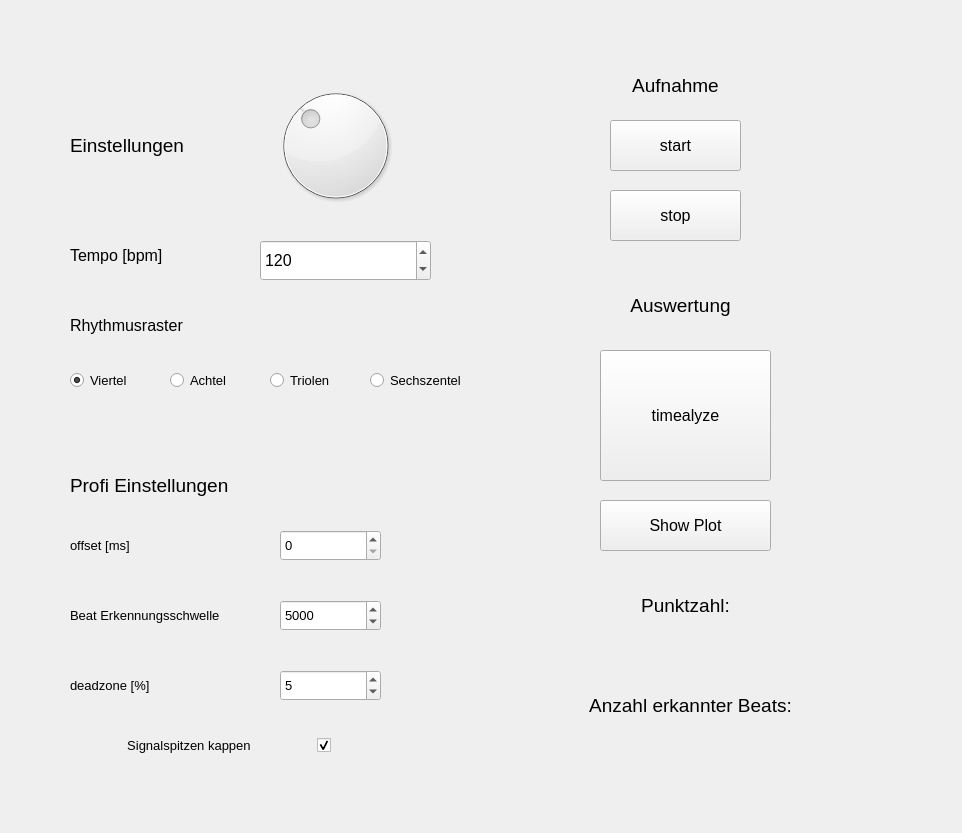
Above: main.ui from enginician/timealyze before the change. Below: the same form after it.
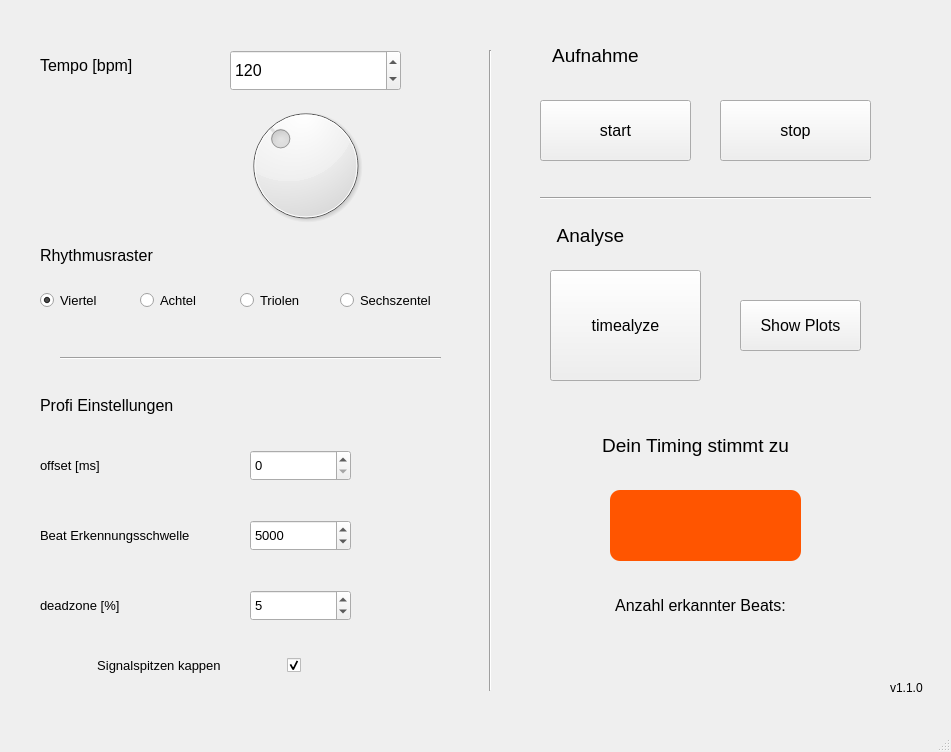
That is the form after the change.

Commit message: Added score system, cleaned up UI even more.

```diff
--- a/main.ui
+++ b/main.ui
@@ -1,81 +1,25 @@
 <?xml version="1.0" encoding="UTF-8"?>
 <ui version="4.0">
- <class>Form</class>
- <widget class="QWidget" name="Form">
+ <author>Patrick Hartmann</author>
+ <class>MainWindow</class>
+ <widget class="QMainWindow" name="MainWindow">
   <property name="geometry">
    <rect>
     <x>0</x>
     <y>0</y>
-    <width>962</width>
-    <height>833</height>
+    <width>951</width>
+    <height>752</height>
    </rect>
   </property>
   <property name="windowTitle">
    <string>timealyze</string>
   </property>
-  <property name="styleSheet">
-   <string notr="true"/>
-  </property>
-  <widget class="QPushButton" name="start">
-   <property name="geometry">
-    <rect>
-     <x>610</x>
-     <y>120</y>
-     <width>131</width>
-     <height>51</height>
-    </rect>
-   </property>
-   <property name="font">
-    <font>
-     <pointsize>12</pointsize>
-    </font>
-   </property>
-   <property name="text">
-    <string>start</string>
-   </property>
-  </widget>
-  <widget class="QPushButton" name="timealyze">
-   <property name="geometry">
-    <rect>
-     <x>600</x>
-     <y>350</y>
-     <width>171</width>
-     <height>131</height>
-    </rect>
-   </property>
-   <property name="font">
-    <font>
-     <pointsize>12</pointsize>
-    </font>
-   </property>
-   <property name="text">
-    <string>timealyze</string>
-   </property>
-  </widget>
-  <widget class="QDial" name="dial">
-   <property name="geometry">
-    <rect>
-     <x>260</x>
-     <y>80</y>
-     <width>151</width>
-     <height>131</height>
-    </rect>
-   </property>
-   <property name="minimum">
-    <number>20</number>
-   </property>
-   <property name="maximum">
-    <number>300</number>
-   </property>
-   <property name="sliderPosition">
-    <number>120</number>
-   </property>
-  </widget>
+  <widget class="QWidget" name="centralwidget">
   <widget class="QLabel" name="label">
    <property name="geometry">
     <rect>
-     <x>70</x>
-     <y>230</y>
+      <x>40</x>
+      <y>40</y>
      <width>141</width>
      <height>51</height>
     </rect>
@@ -89,13 +33,37 @@
     <string>Tempo [bpm]</string>
    </property>
   </widget>
-  <widget class="QPushButton" name="stop">
+   <widget class="QSpinBox" name="bpm">
    <property name="geometry">
     <rect>
-     <x>610</x>
-     <y>190</y>
-     <width>131</width>
-     <height>51</height>
+      <x>230</x>
+      <y>50</y>
+      <width>171</width>
+      <height>41</height>
+     </rect>
+    </property>
+    <property name="font">
+     <font>
+      <pointsize>12</pointsize>
+     </font>
+    </property>
+    <property name="minimum">
+     <number>20</number>
+    </property>
+    <property name="maximum">
+     <number>300</number>
+    </property>
+    <property name="value">
+     <number>120</number>
+    </property>
+   </widget>
+   <widget class="QPushButton" name="start">
+    <property name="geometry">
+     <rect>
+      <x>540</x>
+      <y>100</y>
+      <width>151</width>
+      <height>61</height>
     </rect>
    </property>
    <property name="font">
@@ -104,15 +72,15 @@
     </font>
    </property>
    <property name="text">
-    <string>stop</string>
-   </property>
-  </widget>
-  <widget class="QLabel" name="label_4">
+     <string>start</string>
+    </property>
+   </widget>
+   <widget class="QLabel" name="label_6">
    <property name="geometry">
     <rect>
-     <x>620</x>
-     <y>60</y>
-     <width>111</width>
+      <x>490</x>
+      <y>210</y>
+      <width>201</width>
      <height>51</height>
     </rect>
    </property>
@@ -122,74 +90,35 @@
     </font>
    </property>
    <property name="text">
-    <string>Aufnahme</string>
+     <string>Analyse</string>
    </property>
    <property name="alignment">
     <set>Qt::AlignCenter</set>
    </property>
   </widget>
-  <widget class="QLabel" name="threshold_label">
+   <widget class="QPushButton" name="timealyze">
    <property name="geometry">
     <rect>
-     <x>70</x>
-     <y>590</y>
-     <width>201</width>
-     <height>51</height>
+      <x>550</x>
+      <y>270</y>
+      <width>151</width>
+      <height>111</height>
     </rect>
    </property>
    <property name="font">
     <font>
-     <pointsize>10</pointsize>
+      <pointsize>12</pointsize>
     </font>
    </property>
    <property name="text">
-    <string>Beat Erkennungsschwelle</string>
-   </property>
-  </widget>
-  <widget class="QSpinBox" name="threshold">
-   <property name="geometry">
-    <rect>
-     <x>280</x>
-     <y>600</y>
-     <width>101</width>
-     <height>31</height>
-    </rect>
-   </property>
-   <property name="font">
-    <font>
-     <pointsize>10</pointsize>
-    </font>
-   </property>
-   <property name="maximum">
-    <number>50000</number>
-   </property>
-   <property name="value">
-    <number>5000</number>
-   </property>
-  </widget>
-  <widget class="QLabel" name="label_7">
-   <property name="geometry">
-    <rect>
-     <x>70</x>
-     <y>660</y>
-     <width>171</width>
-     <height>51</height>
-    </rect>
-   </property>
-   <property name="font">
-    <font>
-     <pointsize>10</pointsize>
-    </font>
-   </property>
-   <property name="text">
-    <string>deadzone [%]</string>
+     <string>timealyze</string>
    </property>
   </widget>
   <widget class="QSpinBox" name="deadzone">
    <property name="geometry">
     <rect>
-     <x>280</x>
-     <y>670</y>
+      <x>250</x>
+      <y>590</y>
      <width>101</width>
      <height>31</height>
     </rect>
@@ -206,8 +135,8 @@
   <widget class="QLabel" name="label_8">
    <property name="geometry">
     <rect>
-     <x>70</x>
-     <y>300</y>
+      <x>40</x>
+      <y>230</y>
      <width>171</width>
      <height>51</height>
     </rect>
@@ -221,32 +150,168 @@
     <string>Rhythmusraster</string>
    </property>
   </widget>
-  <widget class="QSpinBox" name="offsetms">
+   <widget class="QRadioButton" name="eighth">
    <property name="geometry">
     <rect>
-     <x>280</x>
-     <y>530</y>
-     <width>101</width>
-     <height>31</height>
+      <x>140</x>
+      <y>290</y>
+      <width>95</width>
+      <height>20</height>
     </rect>
    </property>
    <property name="font">
     <font>
      <pointsize>10</pointsize>
     </font>
+    </property>
+    <property name="text">
+     <string>Achtel</string>
+    </property>
+   </widget>
+   <widget class="QLabel" name="numbeats">
+    <property name="geometry">
+     <rect>
+      <x>630</x>
+      <y>640</y>
+      <width>151</width>
+      <height>51</height>
+     </rect>
+    </property>
+    <property name="font">
+     <font>
+      <pointsize>12</pointsize>
+     </font>
+    </property>
+    <property name="text">
+     <string/>
+    </property>
+    <property name="alignment">
+     <set>Qt::AlignCenter</set>
+    </property>
+   </widget>
+   <widget class="QLabel" name="label_4">
+    <property name="geometry">
+     <rect>
+      <x>540</x>
+      <y>30</y>
+      <width>111</width>
+      <height>51</height>
+     </rect>
+    </property>
+    <property name="font">
+     <font>
+      <pointsize>14</pointsize>
+     </font>
+    </property>
+    <property name="text">
+     <string>Aufnahme</string>
+    </property>
+    <property name="alignment">
+     <set>Qt::AlignCenter</set>
+    </property>
+   </widget>
+   <widget class="QLabel" name="label_5">
+    <property name="geometry">
+     <rect>
+      <x>540</x>
+      <y>420</y>
+      <width>311</width>
+      <height>51</height>
+     </rect>
+    </property>
+    <property name="font">
+     <font>
+      <pointsize>14</pointsize>
+     </font>
+    </property>
+    <property name="text">
+     <string>Dein Timing stimmt zu</string>
+    </property>
+    <property name="alignment">
+     <set>Qt::AlignCenter</set>
+    </property>
+   </widget>
+   <widget class="QRadioButton" name="triplets">
+    <property name="geometry">
+     <rect>
+      <x>240</x>
+      <y>290</y>
+      <width>95</width>
+      <height>20</height>
+     </rect>
+    </property>
+    <property name="font">
+     <font>
+      <pointsize>10</pointsize>
+     </font>
+    </property>
+    <property name="text">
+     <string>Triolen</string>
+    </property>
+   </widget>
+   <widget class="QRadioButton" name="sixteenth">
+    <property name="geometry">
+     <rect>
+      <x>340</x>
+      <y>290</y>
+      <width>131</width>
+      <height>20</height>
+     </rect>
+    </property>
+    <property name="font">
+     <font>
+      <pointsize>10</pointsize>
+     </font>
+    </property>
+    <property name="text">
+     <string>Sechszentel</string>
+    </property>
+   </widget>
+   <widget class="QRadioButton" name="quarter">
+    <property name="geometry">
+     <rect>
+      <x>40</x>
+      <y>290</y>
+      <width>95</width>
+      <height>20</height>
+     </rect>
+    </property>
+    <property name="font">
+     <font>
+      <pointsize>10</pointsize>
+     </font>
+    </property>
+    <property name="text">
+     <string>Viertel</string>
+    </property>
+    <property name="checked">
+     <bool>true</bool>
+    </property>
+   </widget>
+   <widget class="QDial" name="dial">
+    <property name="geometry">
+     <rect>
+      <x>230</x>
+      <y>100</y>
+      <width>151</width>
+      <height>131</height>
+     </rect>
+    </property>
+    <property name="minimum">
+     <number>20</number>
    </property>
    <property name="maximum">
-    <number>50000</number>
-   </property>
-   <property name="value">
-    <number>0</number>
+     <number>300</number>
+    </property>
+    <property name="sliderPosition">
+     <number>120</number>
    </property>
   </widget>
   <widget class="QLabel" name="offset">
    <property name="geometry">
     <rect>
-     <x>70</x>
-     <y>520</y>
+      <x>40</x>
+      <y>440</y>
      <width>171</width>
      <height>51</height>
     </rect>
@@ -260,95 +325,110 @@
     <string>offset [ms]</string>
    </property>
   </widget>
-  <widget class="QSpinBox" name="bpm">
-   <property name="geometry">
-    <rect>
-     <x>260</x>
-     <y>240</y>
-     <width>171</width>
-     <height>41</height>
-    </rect>
-   </property>
-   <property name="font">
-    <font>
-     <pointsize>12</pointsize>
-    </font>
-   </property>
-   <property name="minimum">
-    <number>20</number>
-   </property>
-   <property name="maximum">
-    <number>300</number>
-   </property>
-   <property name="value">
-    <number>120</number>
-   </property>
-  </widget>
-  <widget class="QLabel" name="label_5">
-   <property name="geometry">
-    <rect>
-     <x>630</x>
-     <y>580</y>
-     <width>111</width>
-     <height>51</height>
-    </rect>
-   </property>
-   <property name="font">
-    <font>
-     <pointsize>14</pointsize>
-    </font>
-   </property>
-   <property name="text">
-    <string>Punktzahl:</string>
-   </property>
-   <property name="alignment">
-    <set>Qt::AlignCenter</set>
-   </property>
-  </widget>
-  <widget class="QLabel" name="score">
-   <property name="geometry">
-    <rect>
-     <x>620</x>
-     <y>630</y>
-     <width>151</width>
-     <height>51</height>
-    </rect>
-   </property>
-   <property name="font">
-    <font>
-     <pointsize>12</pointsize>
-    </font>
-   </property>
-   <property name="text">
-    <string/>
-   </property>
-   <property name="alignment">
-    <set>Qt::AlignCenter</set>
-   </property>
-  </widget>
   <widget class="QPushButton" name="showplot">
    <property name="geometry">
     <rect>
-     <x>600</x>
-     <y>500</y>
+      <x>740</x>
+      <y>300</y>
+      <width>121</width>
+      <height>51</height>
+     </rect>
+    </property>
+    <property name="font">
+     <font>
+      <pointsize>12</pointsize>
+     </font>
+    </property>
+    <property name="text">
+     <string>Show Plots</string>
+    </property>
+   </widget>
+   <widget class="QSpinBox" name="offsetms">
+    <property name="geometry">
+     <rect>
+      <x>250</x>
+      <y>450</y>
+      <width>101</width>
+      <height>31</height>
+     </rect>
+    </property>
+    <property name="font">
+     <font>
+      <pointsize>10</pointsize>
+     </font>
+    </property>
+    <property name="maximum">
+     <number>50000</number>
+    </property>
+    <property name="value">
+     <number>0</number>
+    </property>
+   </widget>
+   <widget class="QSpinBox" name="threshold">
+    <property name="geometry">
+     <rect>
+      <x>250</x>
+      <y>520</y>
+      <width>101</width>
+      <height>31</height>
+     </rect>
+    </property>
+    <property name="font">
+     <font>
+      <pointsize>10</pointsize>
+     </font>
+    </property>
+    <property name="maximum">
+     <number>50000</number>
+    </property>
+    <property name="value">
+     <number>5000</number>
+    </property>
+   </widget>
+   <widget class="QLabel" name="label_7">
+    <property name="geometry">
+     <rect>
+      <x>40</x>
+      <y>580</y>
      <width>171</width>
      <height>51</height>
     </rect>
    </property>
    <property name="font">
     <font>
+      <pointsize>10</pointsize>
+     </font>
+    </property>
+    <property name="text">
+     <string>deadzone [%]</string>
+    </property>
+   </widget>
+   <widget class="QLabel" name="label_9">
+    <property name="geometry">
+     <rect>
+      <x>560</x>
+      <y>580</y>
+      <width>281</width>
+      <height>51</height>
+     </rect>
+    </property>
+    <property name="font">
+     <font>
      <pointsize>12</pointsize>
     </font>
    </property>
    <property name="text">
-    <string>Show Plot</string>
+     <string>Anzahl erkannter Beats:</string>
+    </property>
+    <property name="alignment">
+     <set>Qt::AlignCenter</set>
    </property>
   </widget>
   <widget class="QCheckBox" name="cappeaks">
    <property name="geometry">
     <rect>
-     <x>40</x>
-     <y>730</y>
+      <x>10</x>
+      <y>650</y>
      <width>291</width>
      <height>31</height>
     </rect>
@@ -371,180 +451,159 @@
     <bool>true</bool>
    </property>
   </widget>
-  <widget class="QRadioButton" name="quarter">
-   <property name="geometry">
-    <rect>
-     <x>70</x>
-     <y>370</y>
-     <width>95</width>
-     <height>20</height>
-    </rect>
-   </property>
-   <property name="font">
-    <font>
-     <pointsize>10</pointsize>
-    </font>
-   </property>
-   <property name="text">
-    <string>Viertel</string>
-   </property>
-   <property name="checked">
-    <bool>true</bool>
-   </property>
-  </widget>
-  <widget class="QRadioButton" name="eighth">
-   <property name="geometry">
-    <rect>
-     <x>170</x>
-     <y>370</y>
-     <width>95</width>
-     <height>20</height>
-    </rect>
-   </property>
-   <property name="font">
-    <font>
-     <pointsize>10</pointsize>
-    </font>
-   </property>
-   <property name="text">
-    <string>Achtel</string>
-   </property>
-  </widget>
-  <widget class="QRadioButton" name="triplets">
-   <property name="geometry">
-    <rect>
-     <x>270</x>
-     <y>370</y>
-     <width>95</width>
-     <height>20</height>
-    </rect>
-   </property>
-   <property name="font">
-    <font>
-     <pointsize>10</pointsize>
-    </font>
-   </property>
-   <property name="text">
-    <string>Triolen</string>
-   </property>
-  </widget>
-  <widget class="QRadioButton" name="sixteenth">
-   <property name="geometry">
-    <rect>
-     <x>370</x>
-     <y>370</y>
-     <width>131</width>
-     <height>20</height>
-    </rect>
-   </property>
-   <property name="font">
-    <font>
-     <pointsize>10</pointsize>
-    </font>
-   </property>
-   <property name="text">
-    <string>Sechszentel</string>
-   </property>
-  </widget>
   <widget class="QLabel" name="label_2">
    <property name="geometry">
     <rect>
-     <x>70</x>
-     <y>460</y>
-     <width>181</width>
+      <x>40</x>
+      <y>380</y>
+      <width>211</width>
      <height>51</height>
     </rect>
    </property>
    <property name="font">
     <font>
-     <pointsize>14</pointsize>
+      <pointsize>12</pointsize>
     </font>
    </property>
    <property name="text">
     <string>Profi Einstellungen</string>
    </property>
   </widget>
-  <widget class="QLabel" name="label_6">
+   <widget class="QPushButton" name="stop">
    <property name="geometry">
     <rect>
-     <x>580</x>
-     <y>280</y>
+      <x>720</x>
+      <y>100</y>
+      <width>151</width>
+      <height>61</height>
+     </rect>
+    </property>
+    <property name="font">
+     <font>
+      <pointsize>12</pointsize>
+     </font>
+    </property>
+    <property name="text">
+     <string>stop</string>
+    </property>
+   </widget>
+   <widget class="QLabel" name="threshold_label">
+    <property name="geometry">
+     <rect>
+      <x>40</x>
+      <y>510</y>
      <width>201</width>
      <height>51</height>
     </rect>
    </property>
    <property name="font">
     <font>
+      <pointsize>10</pointsize>
+     </font>
+    </property>
+    <property name="text">
+     <string>Beat Erkennungsschwelle</string>
+    </property>
+   </widget>
+   <widget class="QLabel" name="score">
+    <property name="geometry">
+     <rect>
+      <x>610</x>
+      <y>490</y>
+      <width>191</width>
+      <height>71</height>
+     </rect>
+    </property>
+    <property name="font">
+     <font>
      <pointsize>14</pointsize>
-    </font>
-   </property>
+      <weight>75</weight>
+      <bold>true</bold>
+     </font>
+    </property>
+    <property name="styleSheet">
+     <string notr="true">background-color: rgb(255, 85, 0);
+border-radius: 10px;
+min-height: 40px;
+min-width: 40px;</string>
+    </property>
+    <property name="frameShape">
+     <enum>QFrame::StyledPanel</enum>
+    </property>
+    <property name="frameShadow">
+     <enum>QFrame::Raised</enum>
+    </property>
    <property name="text">
-    <string>Auswertung</string>
+     <string/>
    </property>
    <property name="alignment">
     <set>Qt::AlignCenter</set>
    </property>
   </widget>
+   <widget class="Line" name="line">
+    <property name="geometry">
+     <rect>
+      <x>60</x>
+      <y>350</y>
+      <width>381</width>
+      <height>16</height>
+     </rect>
+    </property>
+    <property name="orientation">
+     <enum>Qt::Horizontal</enum>
+    </property>
+   </widget>
+   <widget class="Line" name="line_2">
+    <property name="geometry">
+     <rect>
+      <x>480</x>
+      <y>50</y>
+      <width>20</width>
+      <height>641</height>
+     </rect>
+    </property>
+    <property name="orientation">
+     <enum>Qt::Vertical</enum>
+    </property>
+   </widget>
+   <widget class="Line" name="line_3">
+    <property name="geometry">
+     <rect>
+      <x>540</x>
+      <y>190</y>
+      <width>331</width>
+      <height>16</height>
+     </rect>
+    </property>
+    <property name="orientation">
+     <enum>Qt::Horizontal</enum>
+    </property>
+   </widget>
   <widget class="QLabel" name="label_3">
    <property name="geometry">
     <rect>
-     <x>70</x>
-     <y>120</y>
-     <width>181</width>
-     <height>51</height>
-    </rect>
-   </property>
-   <property name="font">
-    <font>
-     <pointsize>14</pointsize>
-    </font>
-   </property>
-   <property name="text">
-    <string>Einstellungen</string>
-   </property>
-  </widget>
-  <widget class="QLabel" name="label_9">
-   <property name="geometry">
-    <rect>
-     <x>550</x>
+      <x>890</x>
      <y>680</y>
-     <width>281</width>
-     <height>51</height>
-    </rect>
-   </property>
-   <property name="font">
-    <font>
-     <pointsize>14</pointsize>
-    </font>
-   </property>
+      <width>55</width>
+      <height>16</height>
+     </rect>
+    </property>
    <property name="text">
-    <string>Anzahl erkannter Beats:</string>
-   </property>
-   <property name="alignment">
-    <set>Qt::AlignCenter</set>
-   </property>
-  </widget>
-  <widget class="QLabel" name="numbeats">
+     <string>v1.1.0</string>
+    </property>
+   </widget>
+  </widget>
+  <widget class="QMenuBar" name="menubar">
    <property name="geometry">
     <rect>
-     <x>620</x>
-     <y>730</y>
-     <width>151</width>
-     <height>51</height>
+     <x>0</x>
+     <y>0</y>
+     <width>951</width>
+     <height>26</height>
     </rect>
    </property>
-   <property name="font">
-    <font>
-     <pointsize>12</pointsize>
-    </font>
-   </property>
-   <property name="text">
-    <string/>
-   </property>
-   <property name="alignment">
-    <set>Qt::AlignCenter</set>
-   </property>
   </widget>
+  <widget class="QStatusBar" name="statusbar"/>
  </widget>
  <resources/>
  <connections>
```
Left out of the diff: 37 changed lines with no effect on the pictures. Lines whose indentation alone changed are shown as unchanged. The commit also changes 2 other files.
